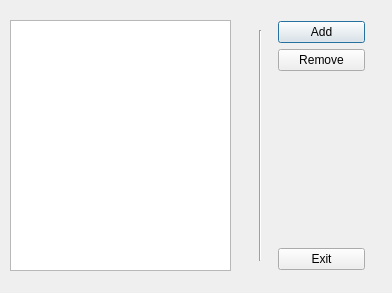
Above: feedio/UI/manageTopics.ui from seejay/feedIO before the change. Below: the same form after it.
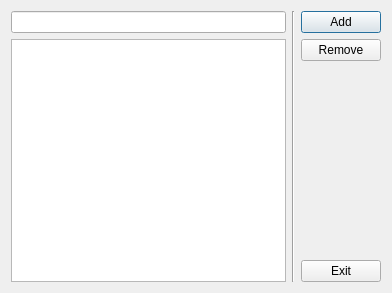
That is the form after the change. Icons and pictures are not drawn.

Commit message: Modified the Topic database model and implemented the Manage Topics dialog.

What changed in the file:
```diff
--- a/feedio/UI/manageTopics.ui
+++ b/feedio/UI/manageTopics.ui
@@ -17,15 +17,16 @@
    <iconset resource="feedIOicons.qrc">
     <normaloff>:/images/feedIO.png</normaloff>:/images/feedIO.png</iconset>
   </property>
-  <widget class="QListWidget" name="TopicList">
-   <property name="geometry">
-    <rect>
-     <x>10</x>
-     <y>20</y>
-     <width>221</width>
-     <height>251</height>
-    </rect>
-   </property>
+  <layout class="QGridLayout" name="gridLayout">
+   <item row="0" column="0">
+    <layout class="QHBoxLayout" name="horizontalLayout">
+     <item>
+      <layout class="QVBoxLayout" name="verticalLayout_2">
+       <item>
+        <widget class="QLineEdit" name="topicLine"/>
+       </item>
+       <item>
+        <widget class="QListWidget" name="topicList">
    <property name="whatsThis">
     <string/>
    </property>
@@ -33,28 +34,17 @@
     <enum>QListView::Adjust</enum>
    </property>
   </widget>
+       </item>
+      </layout>
+     </item>
+     <item>
   <widget class="Line" name="line">
-   <property name="geometry">
-    <rect>
-     <x>250</x>
-     <y>30</y>
-     <width>20</width>
-     <height>231</height>
-    </rect>
-   </property>
    <property name="orientation">
     <enum>Qt::Vertical</enum>
    </property>
   </widget>
-  <widget class="QWidget" name="layoutWidget">
-   <property name="geometry">
-    <rect>
-     <x>278</x>
-     <y>21</y>
-     <width>87</width>
-     <height>249</height>
-    </rect>
-   </property>
+     </item>
+     <item>
    <layout class="QVBoxLayout" name="verticalLayout">
     <item>
      <widget class="QPushButton" name="btnAdd">
@@ -91,7 +81,10 @@
      </widget>
     </item>
    </layout>
-  </widget>
+     </item>
+    </layout>
+   </item>
+  </layout>
  </widget>
  <resources>
   <include location="feedIOicons.qrc"/>
```
Lines whose indentation alone changed are shown as unchanged. The commit also changes 7 other files.
